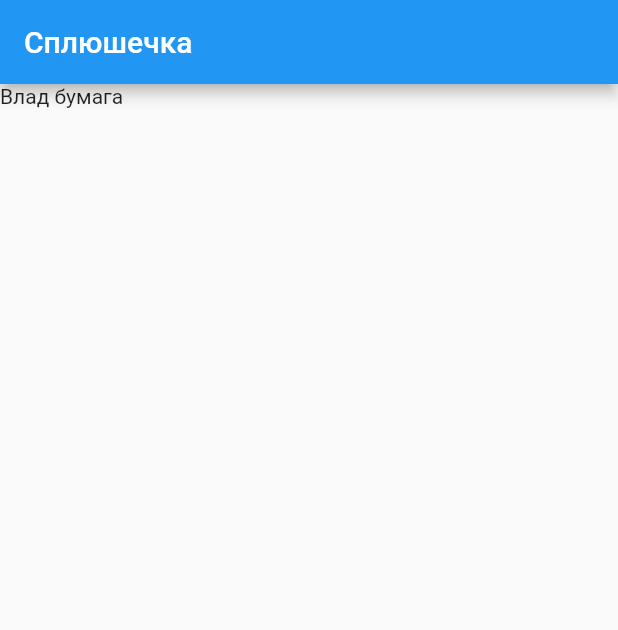
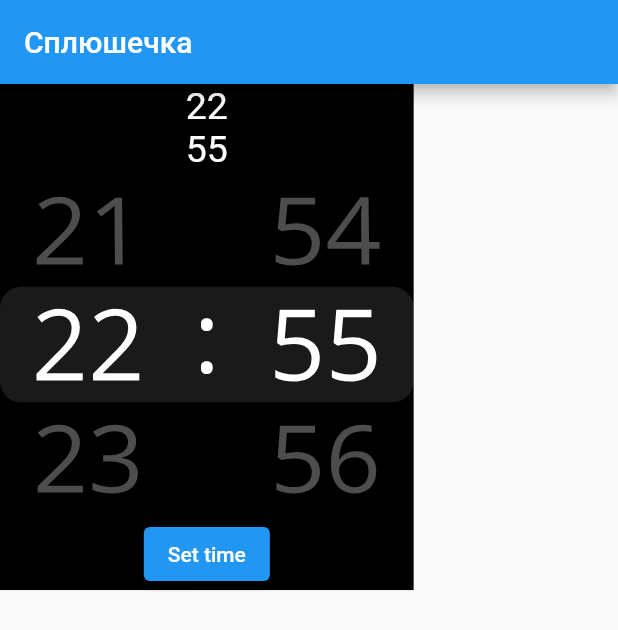
Before and after one commit to Den0110/splyshechka, a Flutter app: the screen it shows after launch, on a phone screen of 412 x 824 dp. Shown: the top 630 px of the screen. Run offline on Flutter 3.47's test engine with Material 2 defaults, Android fonts, the phone set to English and light mode, and no system bars; our stand-ins replace flutter_screenutil; project files that could hold a hidden picture were left out.

Commit message:
Feat: создан будильник-колеса с выбором времени пробуждения

```diff
--- a/lib/main.dart
+++ b/lib/main.dart
@@ -1,5 +1,6 @@
 import 'package:flutter/material.dart';
 import 'package:flutter_screenutil/flutter_screenutil.dart';
+import 'package:my_pillow/widgets/test_sleep_time/time_picker.dart';
 
 void main() {
   runApp(const MyApp());
@@ -47,11 +48,11 @@ class _MyHomePageState extends State<MyHomePage> {
         title: const Text('Сплюшечка'),
       ),
       body: SingleChildScrollView(
-        child: Column(
-          children: [
-            Text('Влад бумага'),
+        child: Container(color: Colors.black, child: Column(
+          children: const [
+            TimeWheelPicker(),
           ],
-        ),
+        ),),
       ),
     );
   }
--- /dev/null
+++ b/lib/widgets/sleep_time_picker/sleep_time_picker.dart
@@ -0,0 +1,212 @@
+
+import 'package:flutter/material.dart';
+import 'package:flutter_screenutil/flutter_screenutil.dart';
+import 'package:my_pillow/utils/app_colors.dart';
+import 'package:my_pillow/utils/app_text_styles.dart';
+import 'package:intl/intl.dart';
+
+class SleepTimePicker extends StatefulWidget {
+  final int? initialHour;
+  final int? initialMin;
+  final int minutesInterval;
+  final TextStyle? highlightedTextStyle;
+  final TextStyle? normalTextStyle;
+  final Function(int, int) onTimeChanged;
+  final Color? centerBoxColor;
+
+  const SleepTimePicker({
+    Key? key,
+    required this.onTimeChanged,
+    this.initialHour = 0,
+    this.initialMin = 0,
+    this.minutesInterval = 1,
+    this.highlightedTextStyle,
+    this.normalTextStyle,
+    this.centerBoxColor,
+  }) : super(key: key);
+
+  @override
+  SleepTimePickerState createState() => SleepTimePickerState();
+}
+
+class SleepTimePickerState extends State<SleepTimePicker> {
+  static final _defaultHighlightTextStyle = TextStyle(
+    fontSize: 65.sp,
+    color: AppColors.white,
+    height: 56.h / 65.sp,
+    fontFamily: AppTextStyles.fontFamilyOpenSans,
+    fontWeight: FontWeight.w400,
+  );
+  static final _defaultNormalTextStyle = TextStyle(
+    fontSize: 65.sp,
+    fontFamily: AppTextStyles.fontFamilyOpenSans,
+    fontWeight: FontWeight.w400,
+    color: AppColors.white.withOpacity(0.3),
+    height: 56.h / 65.sp,
+  );
+  static final _defaultItemHeight = 76.h;
+  static final _defaultItemWidth = 107.w;
+  static final _defaultSpacingWidth = 37.w;
+  static const _defaultVisibleItems = 3;
+  static const _defaultDiameterRatio = 5.0;
+  static final _defaultBoxColor = AppColors.white.withOpacity(0.1);
+  static const _defaultAnimationCurve = Curves.easeOutQuart;
+  static const _defaultAnimationDuration = Duration(milliseconds: 500);
+  static final _numFormatter = NumberFormat('00');
+
+  late int _selectedHourIndex = _getHourIndex(widget.initialHour);
+  late int _selectedMinuteIndex = _getMinIndex(widget.initialMin);
+
+  late final _hourController =
+      FixedExtentScrollController(initialItem: _selectedHourIndex);
+  late final _minuteController =
+      FixedExtentScrollController(initialItem: _selectedMinuteIndex);
+
+  TextStyle get _highlightedTextStyle {
+    return widget.highlightedTextStyle ?? _defaultHighlightTextStyle;
+  }
+
+  TextStyle get _normalTextStyle {
+    return widget.normalTextStyle ?? _defaultNormalTextStyle;
+  }
+
+  int get _hourCount => 24;
+
+  int get _minuteCount => (60 / widget.minutesInterval).floor();
+
+  bool isLoop(int value) {
+    return value > 10;
+  }
+
+  TextStyle _getValueTextStyle(bool isSelected) {
+    return isSelected ? _highlightedTextStyle : _normalTextStyle;
+  }
+
+  int _getHourIndex(int? hour) => hour ?? 0;
+
+  int _getMinIndex(int? min) => ((min ?? 0) / widget.minutesInterval).floor();
+
+  @override
+  void didUpdateWidget(SleepTimePicker oldWidget) {
+    super.didUpdateWidget(oldWidget);
+    if (_getHourIndex(widget.initialHour) != _selectedHourIndex ||
+        _getMinIndex(widget.initialMin) != _selectedMinuteIndex) {
+      Future.delayed(Duration.zero, () {
+        _hourController.animateToItem(
+          _getHourIndex(widget.initialHour),
+          curve: _defaultAnimationCurve,
+          duration: _defaultAnimationDuration,
+        );
+        _minuteController.animateToItem(
+          _getMinIndex(widget.initialMin),
+          curve: _defaultAnimationCurve,
+          duration: _defaultAnimationDuration,
+        );
+      });
+    }
+  }
+
+  @override
+  void dispose() {
+    _hourController.dispose();
+    _minuteController.dispose();
+    super.dispose();
+  }
+
+  void _onChanged() {
+    setState(() {
+      _selectedHourIndex = _hourController.selectedItem % _hourCount;
+      _selectedMinuteIndex = _minuteController.selectedItem % _minuteCount;
+      widget.onTimeChanged(
+        _selectedHourIndex,
+        _selectedMinuteIndex * widget.minutesInterval,
+      );
+    });
+  }
+
+  @override
+  Widget build(BuildContext context) {
+    return SizedBox(
+      height: _defaultItemHeight * _defaultVisibleItems,
+      child: IntrinsicWidth(
+        child: Stack(
+          children: [
+            Positioned.fill(
+              child: Center(
+                child: Container(
+                  height: _defaultItemHeight,
+                  decoration: BoxDecoration(
+                    borderRadius: BorderRadius.circular(14.r),
+                    color: widget.centerBoxColor ?? _defaultBoxColor,
+                  ),
+                ),
+              ),
+            ),
+            Row(
+              children: [
+                SizedBox(
+                  width: _defaultItemWidth,
+                  child: ListWheelScrollView.useDelegate(
+                    controller: _hourController,
+                    onSelectedItemChanged: (_) => _onChanged(),
+                    diameterRatio: _defaultDiameterRatio,
+                    itemExtent: _defaultItemHeight,
+                    childDelegate: ListWheelChildBuilderDelegate(
+                      builder: (context, i) => Padding(
+                        padding: EdgeInsets.only(bottom: 3.h),
+                        child: Center(
+                          child: Text(
+                            _numFormatter.format(i % _hourCount),
+                            style: _getValueTextStyle(
+                              i % _hourCount == _selectedHourIndex,
+                            ),
+                          ),
+                        ),
+                      ),
+                    ),
+                    physics: const FixedExtentScrollPhysics(),
+                  ),
+                ),
+                Container(
+                  width: _defaultSpacingWidth,
+                  padding: EdgeInsets.only(bottom: 13.h),
+                  child: Center(
+                    child: Text(
+                      ':',
+                      style: _highlightedTextStyle,
+                    ),
+                  ),
+                ),
+                SizedBox(
+                  width: _defaultItemWidth,
+                  child: ListWheelScrollView.useDelegate(
+                    controller: _minuteController,
+                    onSelectedItemChanged: (_) => _onChanged(),
+                    diameterRatio: _defaultDiameterRatio,
+                    itemExtent: _defaultItemHeight,
+                    childDelegate: ListWheelChildBuilderDelegate(
+                      builder: (context, i) => Padding(
+                        padding: EdgeInsets.only(bottom: 3.h),
+                        child: Center(
+                          child: Text(
+                            _numFormatter.format(
+                              i % _minuteCount * widget.minutesInterval,
+                            ),
+                            style: _getValueTextStyle(
+                              i % _minuteCount == _selectedMinuteIndex,
+                            ),
+                          ),
+                        ),
+                      ),
+                    ),
+                    physics: const FixedExtentScrollPhysics(),
+                  ),
+                ),
+              ],
+            ),
+          ],
+        ),
+      ),
+    );
+  }
+}
--- /dev/null
+++ b/lib/widgets/test_sleep_time/time_picker.dart
@@ -0,0 +1,59 @@
+
+import 'dart:math';
+
+import 'package:flutter/material.dart';
+import 'package:my_pillow/widgets/sleep_time_picker/sleep_time_picker.dart';
+
+class TimeWheelPicker extends StatefulWidget {
+  const TimeWheelPicker({Key? key}) : super(key: key);
+
+  @override
+  State<TimeWheelPicker> createState() => _TimeWheelPickerState();
+}
+
+class _TimeWheelPickerState extends State<TimeWheelPicker> {
+  int hour = 22;
+  int min = 55;
+
+  @override
+  Widget build(BuildContext context) {
+    return Column(
+      children: [
+        Text(
+          hour.toString(),
+          style: const TextStyle(
+            color: Colors.white,
+            fontSize: 25,
+          ),
+        ),
+        Text(
+          min.toString(),
+          style: const TextStyle(
+            color: Colors.white,
+            fontSize: 25,
+          ),
+        ),
+        SleepTimePicker(
+          initialHour: hour,
+          initialMin: min,
+          minutesInterval: 1,
+          onTimeChanged: (h, m) {
+            setState(() {
+              hour = h;
+              min = m;
+            });
+          },
+        ),
+        ElevatedButton(
+          onPressed: () {
+            setState(() {
+              hour = Random().nextInt(24);
+              min = Random().nextInt(60);
+            });
+          },
+          child: const Text('Set time'),
+        ),
+      ],
+    );
+  }
+}
--- a/pubspec.yaml
+++ b/pubspec.yaml
@@ -30,6 +30,9 @@ dependencies:
   flutter:
     sdk: flutter
 
+  progressive_time_picker: ^0.0.7
+  flutter_time_picker_spinner: ^2.0.0
+  intl: ^0.17.0
 
   # The following adds the Cupertino Icons font to your application.
   # Use with the CupertinoIcons class for iOS style icons.
```
Also changed, not shown: pubspec.lock.
